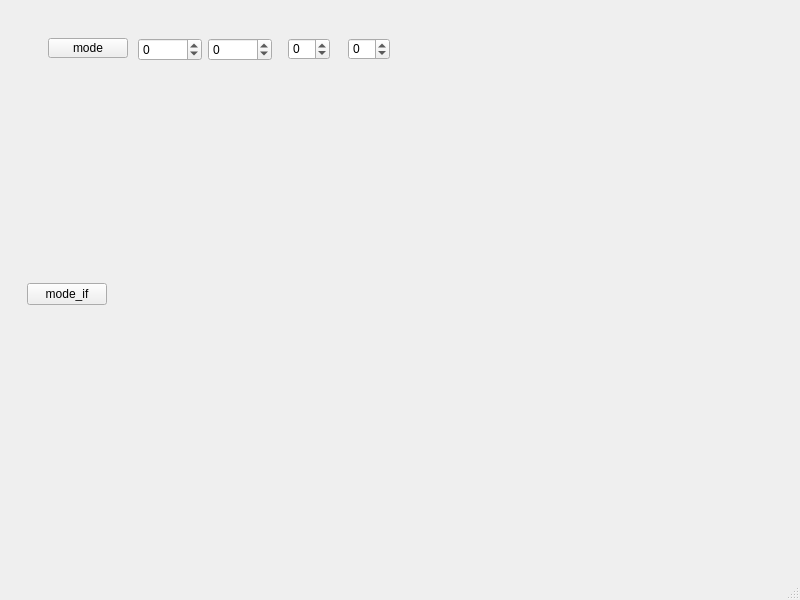
noonafter/vlf, file src/app/mainwindow.ui: the form before one commit.
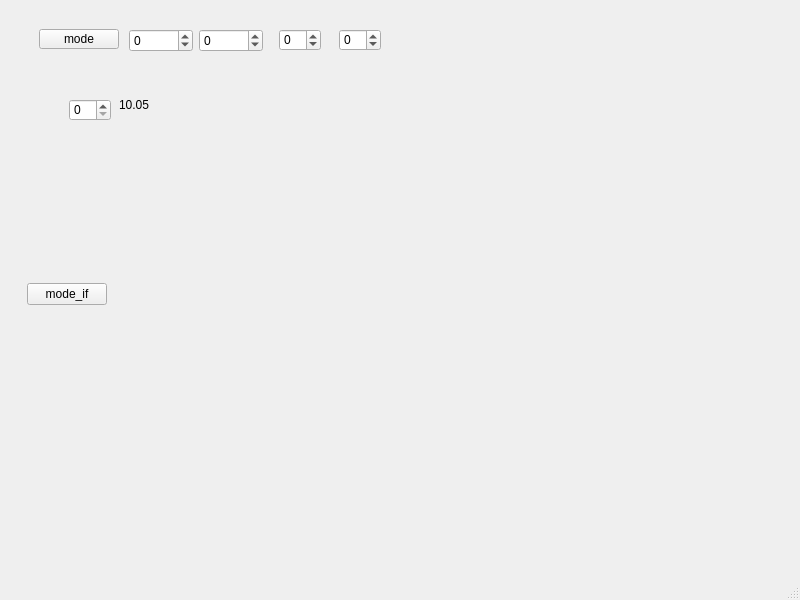
The form after the commit. Custom widgets are drawn as their Qt base class.

Commit message: 1. 加上定点频率测量，QMarkLine 2. 主界面加一个子通道选择控件

```diff
--- a/src/app/mainwindow.ui
+++ b/src/app/mainwindow.ui
@@ -29,7 +29,28 @@
         <height>250</height>
        </size>
       </property>
+      <property name="maximumSize">
+       <size>
+        <width>16777215</width>
+        <height>16777215</height>
+       </size>
+      </property>
       <layout class="QHBoxLayout" name="horizontalLayout_2">
+       <property name="spacing">
+        <number>0</number>
+       </property>
+       <property name="leftMargin">
+        <number>0</number>
+       </property>
+       <property name="topMargin">
+        <number>0</number>
+       </property>
+       <property name="rightMargin">
+        <number>0</number>
+       </property>
+       <property name="bottomMargin">
+        <number>0</number>
+       </property>
        <item>
         <widget class="QWidget" name="widget_4" native="true">
          <widget class="QSpinBox" name="spinBox_bin_lower_ddc">
@@ -109,30 +130,52 @@
            <number>160</number>
           </property>
          </widget>
-         <widget class="RangeSlider" name="range_slider_db_ddc" native="true">
+         <widget class="QSpinBox" name="spinBox_subch">
           <property name="geometry">
            <rect>
             <x>60</x>
-            <y>150</y>
-            <width>151</width>
-            <height>31</height>
+            <y>90</y>
+            <width>42</width>
+            <height>22</height>
            </rect>
           </property>
          </widget>
-         <widget class="RangeSlider" name="range_slider_bin_ddc" native="true">
+         <widget class="QLabel" name="label_subch">
           <property name="geometry">
            <rect>
-            <x>60</x>
-            <y>100</y>
-            <width>151</width>
-            <height>31</height>
+            <x>110</x>
+            <y>90</y>
+            <width>54</width>
+            <height>12</height>
            </rect>
           </property>
+          <property name="text">
+           <string>10.05</string>
+          </property>
          </widget>
         </widget>
        </item>
        <item>
-        <widget class="QWidget" name="widget_ddc" native="true"/>
+        <widget class="QWidget" name="widget_ddc" native="true">
+         <property name="sizePolicy">
+          <sizepolicy hsizetype="Preferred" vsizetype="Preferred">
+           <horstretch>0</horstretch>
+           <verstretch>0</verstretch>
+          </sizepolicy>
+         </property>
+         <property name="minimumSize">
+          <size>
+           <width>0</width>
+           <height>0</height>
+          </size>
+         </property>
+         <property name="maximumSize">
+          <size>
+           <width>700</width>
+           <height>600</height>
+          </size>
+         </property>
+        </widget>
        </item>
       </layout>
      </widget>
@@ -162,6 +205,26 @@
             </property>
            </widget>
           </item>
+          <item>
+           <widget class="RangeSlider" name="range_slider_bin_if" native="true">
+            <property name="minimumSize">
+             <size>
+              <width>150</width>
+              <height>0</height>
+             </size>
+            </property>
+           </widget>
+          </item>
+          <item>
+           <widget class="RangeSlider" name="range_slider_db_if" native="true">
+            <property name="minimumSize">
+             <size>
+              <width>150</width>
+              <height>0</height>
+             </size>
+            </property>
+           </widget>
+          </item>
           <item>
            <spacer name="horizontalSpacer">
             <property name="orientation">
@@ -179,13 +242,19 @@
         </widget>
        </item>
        <item>
-        <widget class="FreqPlotter" name="widget_if" native="true">
+        <widget class="QWidget" name="widget_if" native="true">
          <property name="sizePolicy">
           <sizepolicy hsizetype="Preferred" vsizetype="Expanding">
            <horstretch>0</horstretch>
            <verstretch>0</verstretch>
           </sizepolicy>
          </property>
+         <property name="minimumSize">
+          <size>
+           <width>0</width>
+           <height>0</height>
+          </size>
+         </property>
         </widget>
        </item>
       </layout>
@@ -212,12 +281,6 @@
    <header location="global">rangeslider.h</header>
    <container>1</container>
   </customwidget>
-  <customwidget>
-   <class>FreqPlotter</class>
-   <extends>QWidget</extends>
-   <header location="global">freqplotter.h</header>
-   <container>1</container>
-  </customwidget>
  </customwidgets>
  <resources/>
  <connections/>
```
The commit also changes 5 other files.
